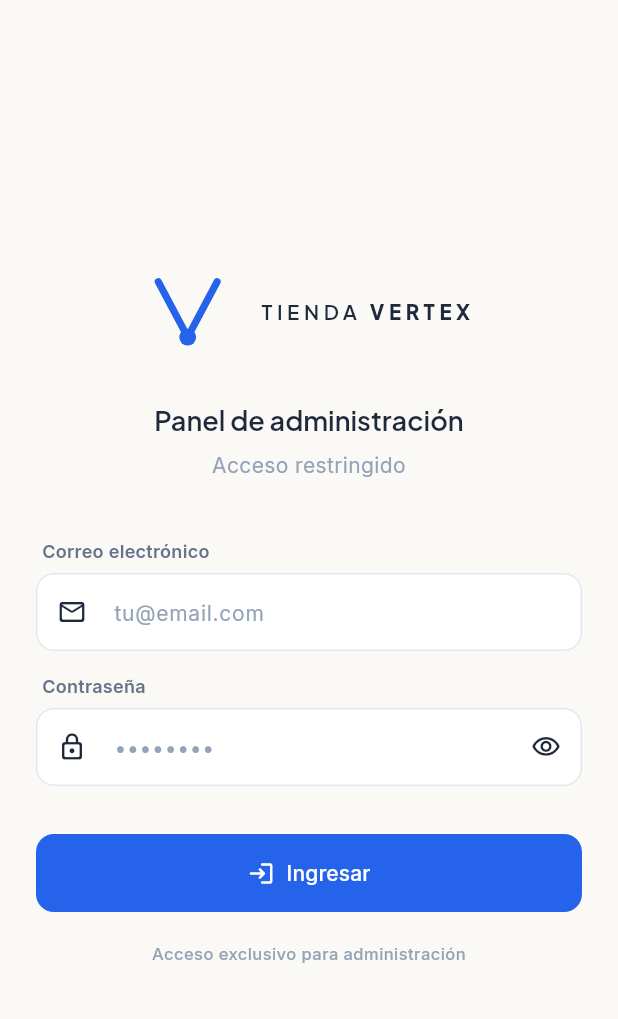
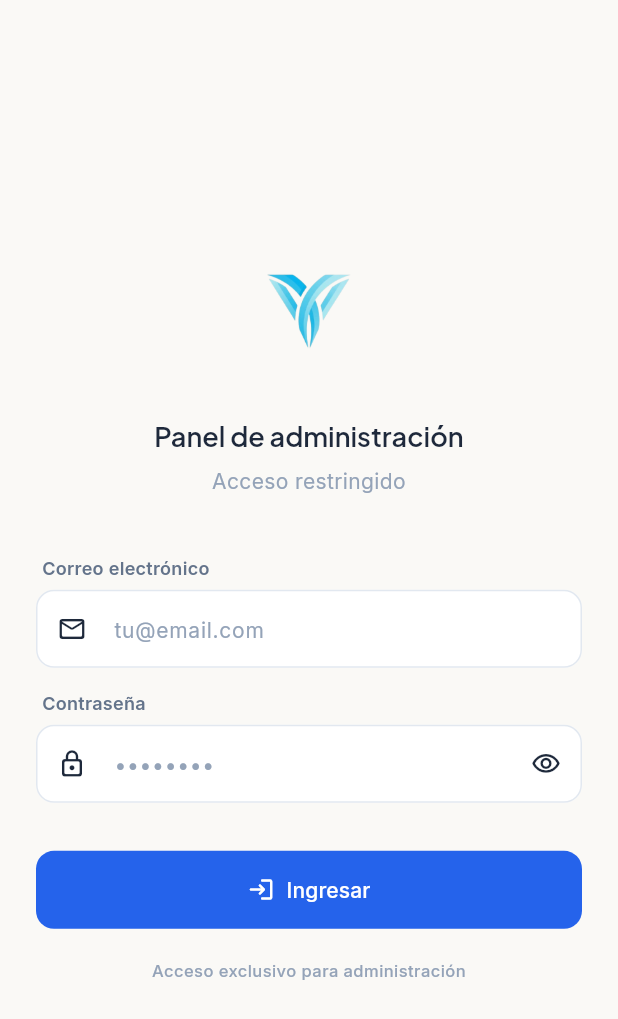
Before and after one commit to Daniel371-lab/Tienda-vertex, a Flutter app: the screen it shows after launch, on a phone screen of 412 x 824 dp. Shown: the top 1019 px of the screen. Run offline on Flutter 3.47's test engine with Material 3 defaults, Android fonts, the phone set to English and light mode, and no system bars; our stand-ins replace cached_network_image, cloud_firestore, firebase_analytics, firebase_auth, firebase_core, firebase_storage and 8 more; accounts and stored records are empty.

Commit message:
Datos vacios

```diff
--- a/lib/core/widgets/vertex_logo.dart
+++ b/lib/core/widgets/vertex_logo.dart
@@ -1,11 +1,8 @@
 import 'package:flutter/material.dart';
-import 'package:google_fonts/google_fonts.dart';
 
 import '../../app/theme/app_colors.dart';
 
 /// Marca gráfica de Tienda Vertex.
-/// El símbolo es un "vértice" geométrico: dos trazos que convergen
-/// en un nodo circular, representando el punto de encuentro central.
 class VertexLogo extends StatelessWidget {
   const VertexLogo({
     super.key,
@@ -24,97 +21,10 @@ class VertexLogo extends StatelessWidget {
 
   @override
   Widget build(BuildContext context) {
-    return Row(
-      mainAxisSize: MainAxisSize.min,
-      crossAxisAlignment: CrossAxisAlignment.center,
-      children: [
-        SizedBox(
-          width: markSize,
-          height: markSize,
-          child: CustomPaint(painter: _VertexMarkPainter(color)),
-        ),
-        if (showWordmark) ...[
-          SizedBox(width: markSize * 0.35),
-          _Wordmark(
-            size: wordmarkSize,
-            textColor: textColor,
-            accentColor: color,
-          ),
-        ],
-      ],
+    return Image.asset(
+      'assets/images/logo_vertex.png',
+      height: markSize * 1.4,
+      fit: BoxFit.contain,
     );
   }
 }
-
-class _Wordmark extends StatelessWidget {
-  const _Wordmark({
-    required this.size,
-    required this.textColor,
-    required this.accentColor,
-  });
-
-  final double size;
-  final Color textColor;
-  final Color accentColor;
-
-  @override
-  Widget build(BuildContext context) {
-    return RichText(
-      text: TextSpan(
-        style: GoogleFonts.plusJakartaSans(
-          fontSize: size * 0.62,
-          fontWeight: FontWeight.w600,
-          letterSpacing: size * 0.14,
-          color: textColor,
-        ),
-        children: [
-          const TextSpan(text: 'TIENDA '),
-          TextSpan(
-            text: 'VERTEX',
-            style: GoogleFonts.plusJakartaSans(
-              fontSize: size * 0.62,
-              fontWeight: FontWeight.w800,
-              letterSpacing: size * 0.14,
-              color: textColor,
-            ),
-          ),
-        ],
-      ),
-    );
-  }
-}
-
-class _VertexMarkPainter extends CustomPainter {
-  _VertexMarkPainter(this.color);
-  final Color color;
-
-  @override
-  void paint(Canvas canvas, Size size) {
-    final stroke = size.width * 0.085;
-    final paint = Paint()
-      ..color = color
-      ..strokeWidth = stroke
-      ..strokeCap = StrokeCap.round
-      ..strokeJoin = StrokeJoin.round
-      ..style = PaintingStyle.stroke;
-
-    final path = Path()
-      ..moveTo(size.width * 0.15, size.height * 0.14)
-      ..lineTo(size.width * 0.50, size.height * 0.80)
-      ..lineTo(size.width * 0.85, size.height * 0.14);
-
-    canvas.drawPath(path, paint);
-
-    final nodePaint = Paint()
-      ..color = color
-      ..style = PaintingStyle.fill;
-    canvas.drawCircle(
-      Offset(size.width * 0.50, size.height * 0.80),
-      size.width * 0.10,
-      nodePaint,
-    );
-  }
-
-  @override
-  bool shouldRepaint(covariant _VertexMarkPainter old) => old.color != color;
-}
```
Also changed, not shown: assets/seed/categories.json (deleted, +0 -57 lines), assets/seed/coupons.json (deleted, +0 -29 lines), assets/seed/products.json (deleted, +0 -142 lines), assets/seed/settings.json (deleted, +0 -11 lines), lib/main.dart (+0 -8 lines), lib/services/seed/seed_service.dart (deleted, +0 -113 lines), lib/services/whatsapp/whatsapp_service.dart (+20 -13 lines), pubspec.yaml (+8 -11 lines), assets/images/logo_icon.png (added), assets/images/logo_vertex.png (added), 2 other files.
